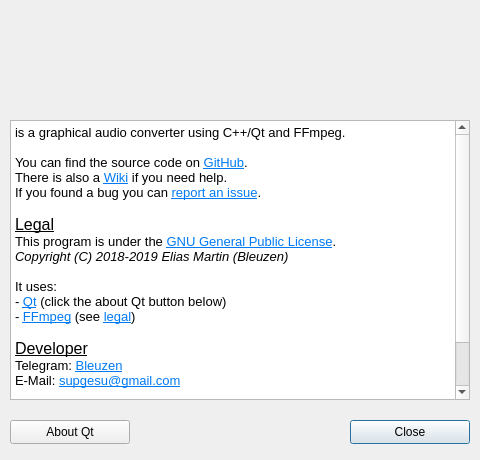
Above: src/aboutdialog.ui from Bleuzen/FFaudioConverter before the change. Below: the same form after it.
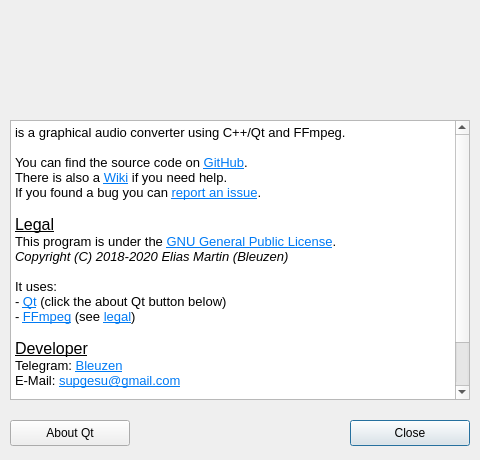
That is the form after the change.

Patch:
```diff
--- a/src/aboutdialog.ui
+++ b/src/aboutdialog.ui
@@ -19,7 +19,7 @@
      <x>350</x>
      <y>420</y>
      <width>120</width>
-     <height>24</height>
+     <height>26</height>
     </rect>
    </property>
    <property name="text">
@@ -98,7 +98,7 @@
      <x>10</x>
      <y>420</y>
      <width>120</width>
-     <height>24</height>
+     <height>26</height>
     </rect>
    </property>
    <property name="text">
@@ -119,26 +119,26 @@
 &lt;html&gt;&lt;head&gt;&lt;meta name=&quot;qrichtext&quot; content=&quot;1&quot; /&gt;&lt;style type=&quot;text/css&quot;&gt;
 p, li { white-space: pre-wrap; }
 &lt;/style&gt;&lt;/head&gt;&lt;body style=&quot; font-family:'Noto Sans'; font-size:10pt; font-weight:400; font-style:normal;&quot;&gt;
-&lt;p style=&quot; margin-top:0px; margin-bottom:0px; margin-left:0px; margin-right:0px; -qt-block-indent:0; text-indent:0px;&quot;&gt;is a graphical audio converter using C++/Qt and FFmpeg.&lt;/p&gt;
-&lt;p style=&quot;-qt-paragraph-type:empty; margin-top:0px; margin-bottom:0px; margin-left:0px; margin-right:0px; -qt-block-indent:0; text-indent:0px;&quot;&gt;&lt;br /&gt;&lt;/p&gt;
-&lt;p style=&quot; margin-top:0px; margin-bottom:0px; margin-left:0px; margin-right:0px; -qt-block-indent:0; text-indent:0px;&quot;&gt;You can find the source code on &lt;a href=&quot;https://github.com/Bleuzen/FFaudioConverter&quot;&gt;&lt;span style=&quot; text-decoration: underline; color:#007af4;&quot;&gt;GitHub&lt;/span&gt;&lt;/a&gt;.&lt;/p&gt;
-&lt;p style=&quot; margin-top:0px; margin-bottom:0px; margin-left:0px; margin-right:0px; -qt-block-indent:0; text-indent:0px;&quot;&gt;There is also a &lt;a href=&quot;https://github.com/Bleuzen/FFaudioConverter/wiki&quot;&gt;&lt;span style=&quot; text-decoration: underline; color:#007af4;&quot;&gt;Wiki&lt;/span&gt;&lt;/a&gt; if you need help.&lt;/p&gt;
-&lt;p style=&quot; margin-top:0px; margin-bottom:0px; margin-left:0px; margin-right:0px; -qt-block-indent:0; text-indent:0px;&quot;&gt;If you found a bug you can &lt;a href=&quot;https://github.com/Bleuzen/FFaudioConverter/issues&quot;&gt;&lt;span style=&quot; text-decoration: underline; color:#007af4;&quot;&gt;report an issue&lt;/span&gt;&lt;/a&gt;.&lt;/p&gt;
-&lt;p style=&quot;-qt-paragraph-type:empty; margin-top:0px; margin-bottom:0px; margin-left:0px; margin-right:0px; -qt-block-indent:0; text-indent:0px;&quot;&gt;&lt;br /&gt;&lt;/p&gt;
-&lt;p style=&quot; margin-top:0px; margin-bottom:0px; margin-left:0px; margin-right:0px; -qt-block-indent:0; text-indent:0px;&quot;&gt;&lt;span style=&quot; font-size:12pt; text-decoration: underline;&quot;&gt;Legal&lt;/span&gt;&lt;/p&gt;
-&lt;p style=&quot; margin-top:0px; margin-bottom:0px; margin-left:0px; margin-right:0px; -qt-block-indent:0; text-indent:0px;&quot;&gt;This program is under the &lt;a href=&quot;https://www.gnu.org/licenses/gpl-3.0.txt&quot;&gt;&lt;span style=&quot; text-decoration: underline; color:#007af4;&quot;&gt;GNU General Public License&lt;/span&gt;&lt;/a&gt;.&lt;/p&gt;
-&lt;p style=&quot; margin-top:0px; margin-bottom:0px; margin-left:0px; margin-right:0px; -qt-block-indent:0; text-indent:0px;&quot;&gt;&lt;span style=&quot; font-style:italic;&quot;&gt;Copyright (C) 2018-2019 Elias Martin (Bleuzen)&lt;/span&gt;&lt;/p&gt;
-&lt;p style=&quot;-qt-paragraph-type:empty; margin-top:0px; margin-bottom:0px; margin-left:0px; margin-right:0px; -qt-block-indent:0; text-indent:0px;&quot;&gt;&lt;br /&gt;&lt;/p&gt;
-&lt;p style=&quot; margin-top:0px; margin-bottom:0px; margin-left:0px; margin-right:0px; -qt-block-indent:0; text-indent:0px;&quot;&gt;It uses:&lt;/p&gt;
-&lt;p style=&quot; margin-top:0px; margin-bottom:0px; margin-left:0px; margin-right:0px; -qt-block-indent:0; text-indent:0px;&quot;&gt;- &lt;a href=&quot;https://www.qt.io/&quot;&gt;&lt;span style=&quot; text-decoration: underline; color:#007af4;&quot;&gt;Qt&lt;/span&gt;&lt;/a&gt; (click the about Qt button below)&lt;/p&gt;
-&lt;p style=&quot; margin-top:0px; margin-bottom:0px; margin-left:0px; margin-right:0px; -qt-block-indent:0; text-indent:0px;&quot;&gt;- &lt;a href=&quot;https://www.ffmpeg.org/&quot;&gt;&lt;span style=&quot; text-decoration: underline; color:#007af4;&quot;&gt;FFmpeg&lt;/span&gt;&lt;/a&gt; (see &lt;a href=&quot;https://www.ffmpeg.org/legal.html&quot;&gt;&lt;span style=&quot; text-decoration: underline; color:#007af4;&quot;&gt;legal&lt;/span&gt;&lt;/a&gt;)&lt;/p&gt;
-&lt;p style=&quot;-qt-paragraph-type:empty; margin-top:0px; margin-bottom:0px; margin-left:0px; margin-right:0px; -qt-block-indent:0; text-indent:0px;&quot;&gt;&lt;br /&gt;&lt;/p&gt;
-&lt;p style=&quot; margin-top:0px; margin-bottom:0px; margin-left:0px; margin-right:0px; -qt-block-indent:0; text-indent:0px;&quot;&gt;&lt;span style=&quot; font-size:12pt; text-decoration: underline;&quot;&gt;Developer&lt;/span&gt;&lt;/p&gt;
-&lt;p style=&quot; margin-top:0px; margin-bottom:0px; margin-left:0px; margin-right:0px; -qt-block-indent:0; text-indent:0px;&quot;&gt;Telegram: &lt;a href=&quot;https://t.me/Bleuzen&quot;&gt;&lt;span style=&quot; text-decoration: underline; color:#007af4;&quot;&gt;Bleuzen&lt;/span&gt;&lt;/a&gt;&lt;/p&gt;
-&lt;p style=&quot; margin-top:0px; margin-bottom:0px; margin-left:0px; margin-right:0px; -qt-block-indent:0; text-indent:0px;&quot;&gt;E-Mail: &lt;a href=&quot;mailto:supgesu@gmail.com&quot;&gt;&lt;span style=&quot; text-decoration: underline; color:#007af4;&quot;&gt;supgesu@gmail.com&lt;/span&gt;&lt;/a&gt;&lt;/p&gt;
-&lt;p style=&quot;-qt-paragraph-type:empty; margin-top:0px; margin-bottom:0px; margin-left:0px; margin-right:0px; -qt-block-indent:0; text-indent:0px;&quot;&gt;&lt;br /&gt;&lt;/p&gt;
-&lt;p style=&quot; margin-top:0px; margin-bottom:0px; margin-left:0px; margin-right:0px; -qt-block-indent:0; text-indent:0px;&quot;&gt;&lt;span style=&quot; font-size:12pt; text-decoration: underline;&quot;&gt;Contributors&lt;/span&gt;&lt;/p&gt;
-&lt;p style=&quot; margin-top:0px; margin-bottom:0px; margin-left:0px; margin-right:0px; -qt-block-indent:0; text-indent:0px;&quot;&gt;If you help me (by coding or translating this program in your language) your name will be added here.&lt;/p&gt;&lt;/body&gt;&lt;/html&gt;</string>
+&lt;p style=&quot; margin-top:0px; margin-bottom:0px; margin-left:0px; margin-right:0px; -qt-block-indent:0; text-indent:0px;&quot;&gt;&lt;span style=&quot; font-family:'Noto Sans';&quot;&gt;is a graphical audio converter using C++/Qt and FFmpeg.&lt;/span&gt;&lt;/p&gt;
+&lt;p style=&quot;-qt-paragraph-type:empty; margin-top:0px; margin-bottom:0px; margin-left:0px; margin-right:0px; -qt-block-indent:0; text-indent:0px; font-family:'Noto Sans';&quot;&gt;&lt;br /&gt;&lt;/p&gt;
+&lt;p style=&quot; margin-top:0px; margin-bottom:0px; margin-left:0px; margin-right:0px; -qt-block-indent:0; text-indent:0px;&quot;&gt;&lt;span style=&quot; font-family:'Noto Sans';&quot;&gt;You can find the source code on &lt;/span&gt;&lt;a href=&quot;https://github.com/Bleuzen/FFaudioConverter&quot;&gt;&lt;span style=&quot; font-family:'Noto Sans'; text-decoration: underline; color:#007af4;&quot;&gt;GitHub&lt;/span&gt;&lt;/a&gt;&lt;span style=&quot; font-family:'Noto Sans';&quot;&gt;.&lt;/span&gt;&lt;/p&gt;
+&lt;p style=&quot; margin-top:0px; margin-bottom:0px; margin-left:0px; margin-right:0px; -qt-block-indent:0; text-indent:0px;&quot;&gt;&lt;span style=&quot; font-family:'Noto Sans';&quot;&gt;There is also a &lt;/span&gt;&lt;a href=&quot;https://github.com/Bleuzen/FFaudioConverter/wiki&quot;&gt;&lt;span style=&quot; font-family:'Noto Sans'; text-decoration: underline; color:#007af4;&quot;&gt;Wiki&lt;/span&gt;&lt;/a&gt;&lt;span style=&quot; font-family:'Noto Sans';&quot;&gt; if you need help.&lt;/span&gt;&lt;/p&gt;
+&lt;p style=&quot; margin-top:0px; margin-bottom:0px; margin-left:0px; margin-right:0px; -qt-block-indent:0; text-indent:0px;&quot;&gt;&lt;span style=&quot; font-family:'Noto Sans';&quot;&gt;If you found a bug you can &lt;/span&gt;&lt;a href=&quot;https://github.com/Bleuzen/FFaudioConverter/issues&quot;&gt;&lt;span style=&quot; font-family:'Noto Sans'; text-decoration: underline; color:#007af4;&quot;&gt;report an issue&lt;/span&gt;&lt;/a&gt;&lt;span style=&quot; font-family:'Noto Sans';&quot;&gt;.&lt;/span&gt;&lt;/p&gt;
+&lt;p style=&quot;-qt-paragraph-type:empty; margin-top:0px; margin-bottom:0px; margin-left:0px; margin-right:0px; -qt-block-indent:0; text-indent:0px; font-family:'Noto Sans';&quot;&gt;&lt;br /&gt;&lt;/p&gt;
+&lt;p style=&quot; margin-top:0px; margin-bottom:0px; margin-left:0px; margin-right:0px; -qt-block-indent:0; text-indent:0px;&quot;&gt;&lt;span style=&quot; font-family:'Noto Sans'; font-size:12pt; text-decoration: underline;&quot;&gt;Legal&lt;/span&gt;&lt;/p&gt;
+&lt;p style=&quot; margin-top:0px; margin-bottom:0px; margin-left:0px; margin-right:0px; -qt-block-indent:0; text-indent:0px;&quot;&gt;&lt;span style=&quot; font-family:'Noto Sans';&quot;&gt;This program is under the &lt;/span&gt;&lt;a href=&quot;https://www.gnu.org/licenses/gpl-3.0.txt&quot;&gt;&lt;span style=&quot; font-family:'Noto Sans'; text-decoration: underline; color:#007af4;&quot;&gt;GNU General Public License&lt;/span&gt;&lt;/a&gt;&lt;span style=&quot; font-family:'Noto Sans';&quot;&gt;.&lt;/span&gt;&lt;/p&gt;
+&lt;p style=&quot; margin-top:0px; margin-bottom:0px; margin-left:0px; margin-right:0px; -qt-block-indent:0; text-indent:0px;&quot;&gt;&lt;span style=&quot; font-family:'Noto Sans'; font-style:italic;&quot;&gt;Copyright (C) 2018-2020 Elias Martin (Bleuzen)&lt;/span&gt;&lt;/p&gt;
+&lt;p style=&quot;-qt-paragraph-type:empty; margin-top:0px; margin-bottom:0px; margin-left:0px; margin-right:0px; -qt-block-indent:0; text-indent:0px; font-family:'Noto Sans';&quot;&gt;&lt;br /&gt;&lt;/p&gt;
+&lt;p style=&quot; margin-top:0px; margin-bottom:0px; margin-left:0px; margin-right:0px; -qt-block-indent:0; text-indent:0px;&quot;&gt;&lt;span style=&quot; font-family:'Noto Sans';&quot;&gt;It uses:&lt;/span&gt;&lt;/p&gt;
+&lt;p style=&quot; margin-top:0px; margin-bottom:0px; margin-left:0px; margin-right:0px; -qt-block-indent:0; text-indent:0px;&quot;&gt;&lt;span style=&quot; font-family:'Noto Sans';&quot;&gt;- &lt;/span&gt;&lt;a href=&quot;https://www.qt.io/&quot;&gt;&lt;span style=&quot; font-family:'Noto Sans'; text-decoration: underline; color:#007af4;&quot;&gt;Qt&lt;/span&gt;&lt;/a&gt;&lt;span style=&quot; font-family:'Noto Sans';&quot;&gt; (click the about Qt button below)&lt;/span&gt;&lt;/p&gt;
+&lt;p style=&quot; margin-top:0px; margin-bottom:0px; margin-left:0px; margin-right:0px; -qt-block-indent:0; text-indent:0px;&quot;&gt;&lt;span style=&quot; font-family:'Noto Sans';&quot;&gt;- &lt;/span&gt;&lt;a href=&quot;https://www.ffmpeg.org/&quot;&gt;&lt;span style=&quot; font-family:'Noto Sans'; text-decoration: underline; color:#007af4;&quot;&gt;FFmpeg&lt;/span&gt;&lt;/a&gt;&lt;span style=&quot; font-family:'Noto Sans';&quot;&gt; (see &lt;/span&gt;&lt;a href=&quot;https://www.ffmpeg.org/legal.html&quot;&gt;&lt;span style=&quot; font-family:'Noto Sans'; text-decoration: underline; color:#007af4;&quot;&gt;legal&lt;/span&gt;&lt;/a&gt;&lt;span style=&quot; font-family:'Noto Sans';&quot;&gt;)&lt;/span&gt;&lt;/p&gt;
+&lt;p style=&quot;-qt-paragraph-type:empty; margin-top:0px; margin-bottom:0px; margin-left:0px; margin-right:0px; -qt-block-indent:0; text-indent:0px; font-family:'Noto Sans';&quot;&gt;&lt;br /&gt;&lt;/p&gt;
+&lt;p style=&quot; margin-top:0px; margin-bottom:0px; margin-left:0px; margin-right:0px; -qt-block-indent:0; text-indent:0px;&quot;&gt;&lt;span style=&quot; font-family:'Noto Sans'; font-size:12pt; text-decoration: underline;&quot;&gt;Developer&lt;/span&gt;&lt;/p&gt;
+&lt;p style=&quot; margin-top:0px; margin-bottom:0px; margin-left:0px; margin-right:0px; -qt-block-indent:0; text-indent:0px;&quot;&gt;&lt;span style=&quot; font-family:'Noto Sans';&quot;&gt;Telegram: &lt;/span&gt;&lt;a href=&quot;https://t.me/Bleuzen&quot;&gt;&lt;span style=&quot; font-family:'Noto Sans'; text-decoration: underline; color:#007af4;&quot;&gt;Bleuzen&lt;/span&gt;&lt;/a&gt;&lt;/p&gt;
+&lt;p style=&quot; margin-top:0px; margin-bottom:0px; margin-left:0px; margin-right:0px; -qt-block-indent:0; text-indent:0px;&quot;&gt;&lt;span style=&quot; font-family:'Noto Sans';&quot;&gt;E-Mail: &lt;/span&gt;&lt;a href=&quot;mailto:supgesu@gmail.com&quot;&gt;&lt;span style=&quot; font-family:'Noto Sans'; text-decoration: underline; color:#007af4;&quot;&gt;supgesu@gmail.com&lt;/span&gt;&lt;/a&gt;&lt;/p&gt;
+&lt;p style=&quot;-qt-paragraph-type:empty; margin-top:0px; margin-bottom:0px; margin-left:0px; margin-right:0px; -qt-block-indent:0; text-indent:0px; font-family:'Noto Sans';&quot;&gt;&lt;br /&gt;&lt;/p&gt;
+&lt;p style=&quot; margin-top:0px; margin-bottom:0px; margin-left:0px; margin-right:0px; -qt-block-indent:0; text-indent:0px;&quot;&gt;&lt;span style=&quot; font-family:'Noto Sans'; font-size:12pt; text-decoration: underline;&quot;&gt;Contributors&lt;/span&gt;&lt;/p&gt;
+&lt;p style=&quot; margin-top:0px; margin-bottom:0px; margin-left:0px; margin-right:0px; -qt-block-indent:0; text-indent:0px;&quot;&gt;&lt;span style=&quot; font-family:'Noto Sans';&quot;&gt;If you help me (by coding or translating this program in your language) your name will be added here.&lt;/span&gt;&lt;/p&gt;&lt;/body&gt;&lt;/html&gt;</string>
    </property>
    <property name="textInteractionFlags">
     <set>Qt::LinksAccessibleByKeyboard|Qt::LinksAccessibleByMouse</set>
```
